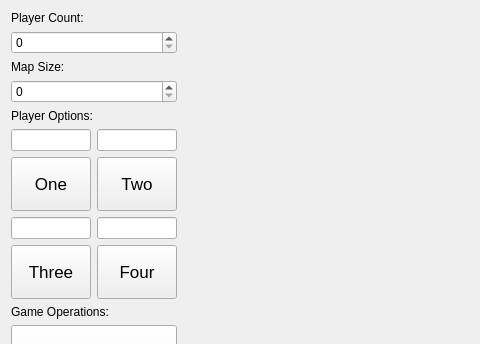
Qt form mainwindow.ui (scott-linder/qtron) before a commit; both pictures show x 0 to 480 and y 0 to 344 of the 751 by 508 pixel window.
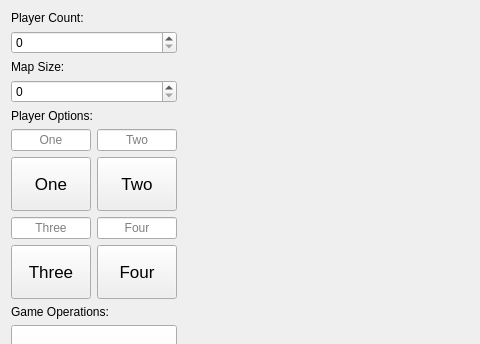
The same form after that commit. Custom widgets are drawn as their Qt base class.

Commit message: Updated UI to visually bind each name edit with its color edit.

Diff of the .ui file:
```diff
--- a/mainwindow.ui
+++ b/mainwindow.ui
@@ -153,6 +153,12 @@
               <verstretch>0</verstretch>
              </sizepolicy>
             </property>
+            <property name="alignment">
+             <set>Qt::AlignCenter</set>
+            </property>
+            <property name="placeholderText">
+             <string>One</string>
+            </property>
            </widget>
           </item>
           <item row="0" column="1">
@@ -163,6 +169,12 @@
               <verstretch>0</verstretch>
              </sizepolicy>
             </property>
+            <property name="alignment">
+             <set>Qt::AlignCenter</set>
+            </property>
+            <property name="placeholderText">
+             <string>Two</string>
+            </property>
            </widget>
           </item>
           <item row="2" column="0">
@@ -173,6 +185,12 @@
               <verstretch>0</verstretch>
              </sizepolicy>
             </property>
+            <property name="alignment">
+             <set>Qt::AlignCenter</set>
+            </property>
+            <property name="placeholderText">
+             <string>Three</string>
+            </property>
            </widget>
           </item>
           <item row="2" column="1">
@@ -183,6 +201,12 @@
               <verstretch>0</verstretch>
              </sizepolicy>
             </property>
+            <property name="alignment">
+             <set>Qt::AlignCenter</set>
+            </property>
+            <property name="placeholderText">
+             <string>Four</string>
+            </property>
            </widget>
           </item>
          </layout>
```
Left out of the diff: 4 changed lines with no effect on the pictures.
